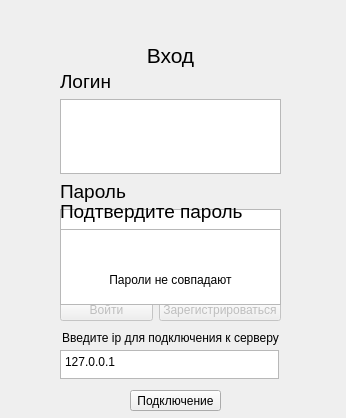
Before: the Qt Designer form Cleint/client/registration.ui in Prophet35208/Messenger, drawn with Qt 5.
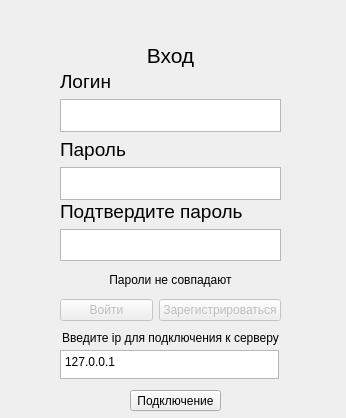
After: the same form once the commit is applied.

What changed in the file:
```diff
--- a/Cleint/client/registration.ui
+++ b/Cleint/client/registration.ui
@@ -104,7 +104,7 @@
      <x>60</x>
      <y>70</y>
      <width>221</width>
-     <height>214</height>
+     <height>131</height>
     </rect>
    </property>
    <layout class="QVBoxLayout" name="verticalLayout">
@@ -163,7 +163,7 @@
      <x>60</x>
      <y>200</y>
      <width>221</width>
-     <height>105</height>
+     <height>61</height>
     </rect>
    </property>
    <layout class="QVBoxLayout" name="verticalLayout_3">
```
